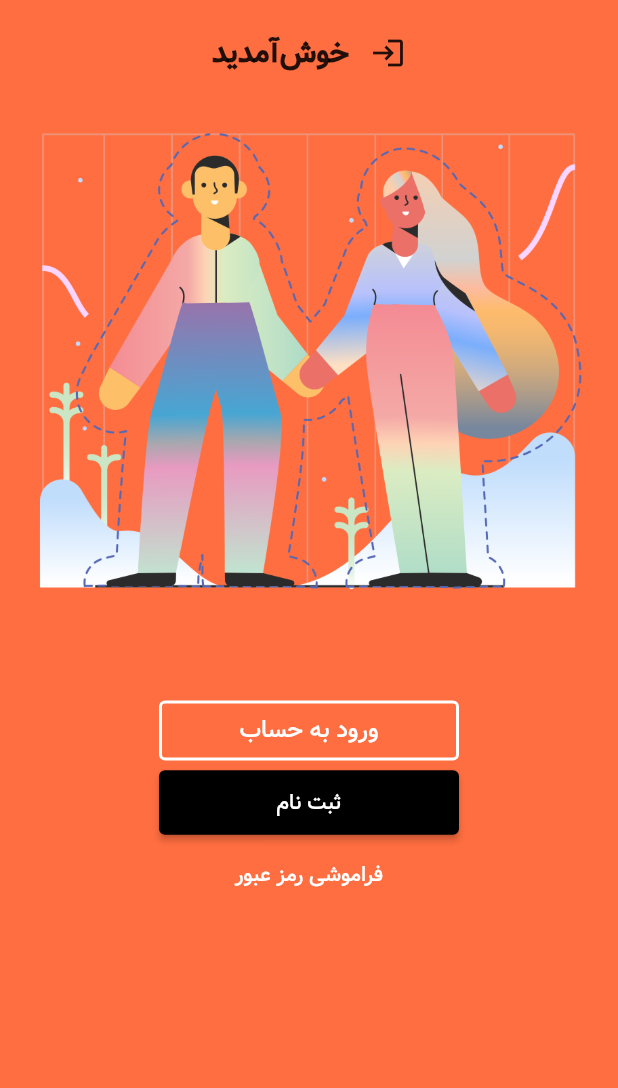
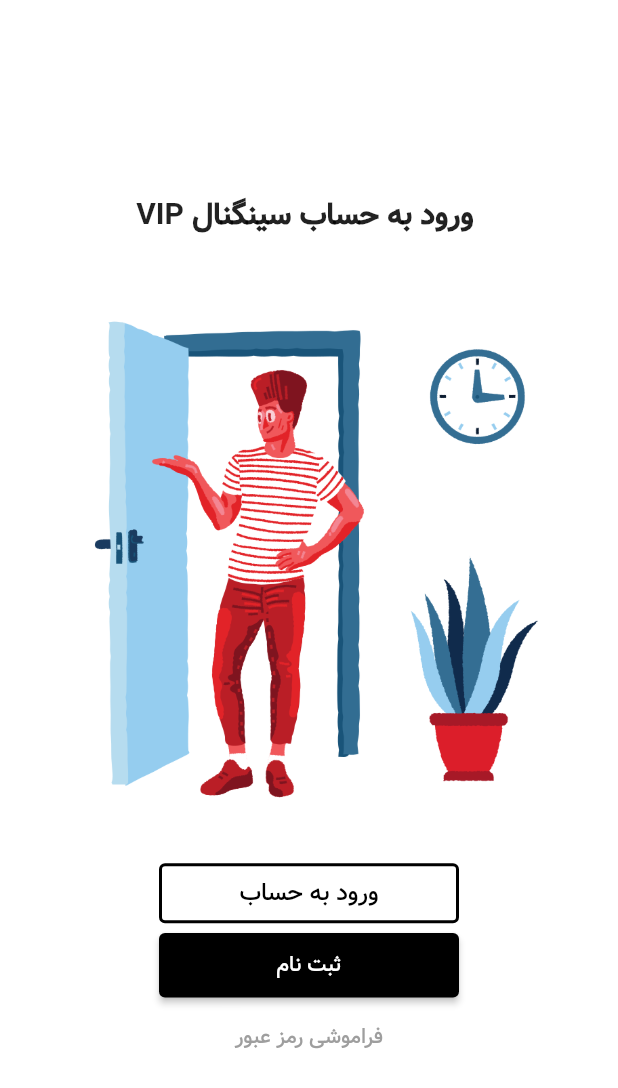
Before and after one commit to amirahmadadibi/flutter_blog_project, a Flutter app: the screen it shows after launch, on a phone screen of 412 x 824 dp. Shown: the top 1088 px of the screen. Run offline on Flutter 3.47's test engine with Material 2 defaults, Android fonts, the light colour scheme and no system bars.

Commit message:
week5 E30-sovleChanlge

```diff
--- a/lib/login_page.dart
+++ b/lib/login_page.dart
@@ -18,8 +18,9 @@ class LoginPage extends StatelessWidget {
   @override
   Widget build(BuildContext context) {
     return Scaffold(
-      backgroundColor: Colors.deepOrangeAccent,
+      backgroundColor: Colors.white,
       body: SafeArea(
+        child: Center(
           child: SingleChildScrollView(
             child: Column(
               mainAxisAlignment: MainAxisAlignment.center,
@@ -31,24 +32,20 @@ class LoginPage extends StatelessWidget {
                   mainAxisAlignment: MainAxisAlignment.center,
                   children: [
                     Text(
-                    'خوش‌آمدید',
-                    style:
-                        TextStyle(fontWeight: FontWeight.bold, fontSize: 20.0),
-                  ),
-                  SizedBox(
-                    width: 14,
-                  ),
-                  Icon(Icons.login),
+                      'VIP ورود به حساب سینگنال ',
+                      style: TextStyle(
+                          fontWeight: FontWeight.bold, fontSize: 20.0),
+                    )
                   ],
                 ),
                 Image(
-                image: AssetImage('images/welcome.png'),
+                  image: AssetImage('images/w.png'),
                 ),
                 OutlinedButton(
                   style: OutlinedButton.styleFrom(
                       minimumSize: Size(200.0, 40.0),
-                    side: BorderSide(color: Colors.white, width: 2.0),
-                    primary: Colors.white),
+                      side: BorderSide(color: Colors.black, width: 2.0),
+                      primary: Colors.black),
                   onPressed: () {
                     navigateToBlogPage(context, BlogScreen());
                   },
@@ -68,9 +65,10 @@ class LoginPage extends StatelessWidget {
                     navigateToBlogPage(context, PasswordRecovery());
                   },
                   child: Text('فراموشی رمز عبور'),
-                style: TextButton.styleFrom(primary: Colors.white),
+                  style: TextButton.styleFrom(primary: Colors.grey),
                 )
               ],
+            ),
           ),
         ),
       ),
```
Also changed, not shown: images/w.png (added). Lines whose indentation alone changed are shown as unchanged.
